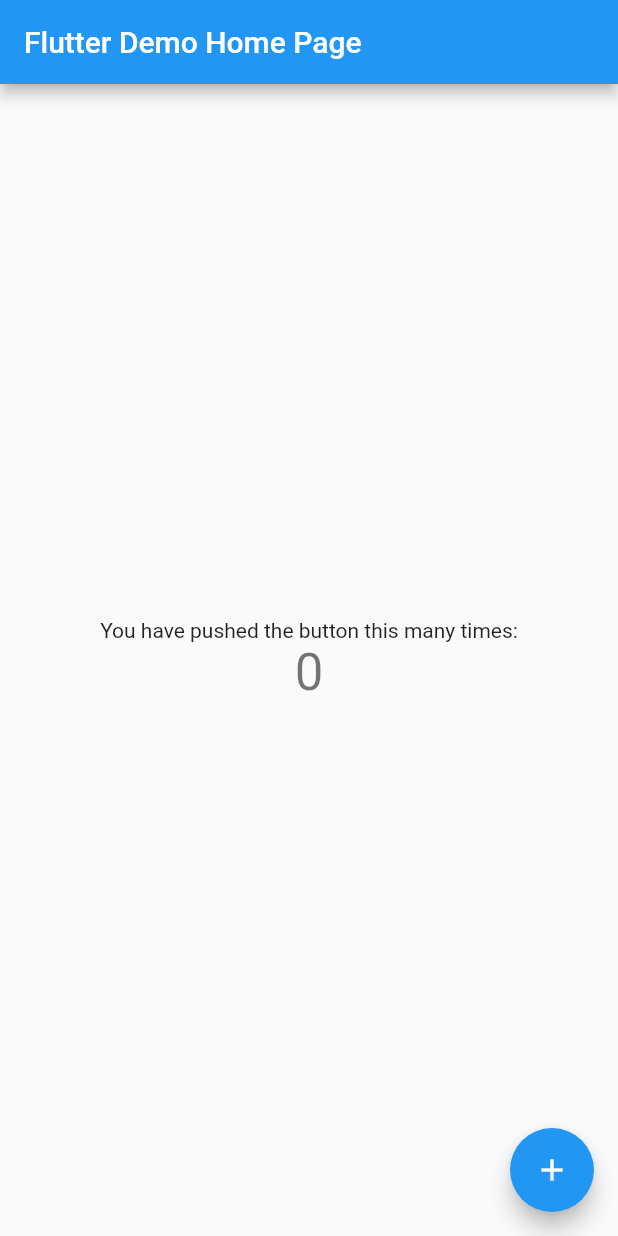
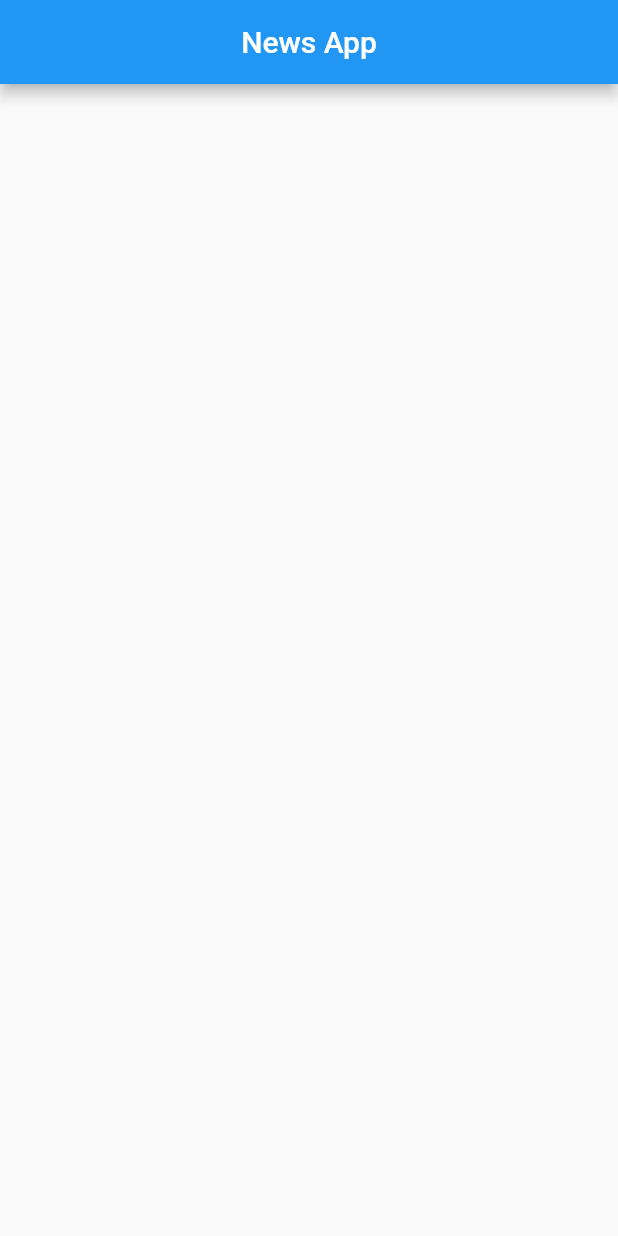
Before and after one commit to Ahmed525-12/newsapp, a Flutter app: the screen it shows after launch, on a phone screen of 412 x 824 dp. Run offline on Flutter 3.47's test engine with Material 2 defaults, Android fonts, the phone set to English and light mode, and no system bars.

```diff
--- a/lib/main.dart
+++ b/lib/main.dart
@@ -1,4 +1,5 @@
 import 'package:flutter/material.dart';
+import 'package:newsapp/screen/home/home_screen.dart';
 
 void main() {
   runApp(const MyApp());
@@ -10,106 +11,18 @@ class MyApp extends StatelessWidget {
   // This widget is the root of your application.
   @override
   Widget build(BuildContext context) {
+
     return MaterialApp(
-      title: 'Flutter Demo',
+      debugShowCheckedModeBanner: false,
+      title: 'News app',
       theme: ThemeData(
-        // This is the theme of your application.
-        //
-        // Try running your application with "flutter run". You'll see the
-        // application has a blue toolbar. Then, without quitting the app, try
-        // changing the primarySwatch below to Colors.green and then invoke
-        // "hot reload" (press "r" in the console where you ran "flutter run",
-        // or simply save your changes to "hot reload" in a Flutter IDE).
-        // Notice that the counter didn't reset back to zero; the application
-        // is not restarted.
+
         primarySwatch: Colors.blue,
       ),
-      home: const MyHomePage(title: 'Flutter Demo Home Page'),
+      routes: {
+        Home_Screen.routename:(context) => Home_Screen()
+      },
+     initialRoute: Home_Screen.routename,
     );
   }
 }
-
-class MyHomePage extends StatefulWidget {
-  const MyHomePage({Key? key, required this.title}) : super(key: key);
-
-  // This widget is the home page of your application. It is stateful, meaning
-  // that it has a State object (defined below) that contains fields that affect
-  // how it looks.
-
-  // This class is the configuration for the state. It holds the values (in this
-  // case the title) provided by the parent (in this case the App widget) and
-  // used by the build method of the State. Fields in a Widget subclass are
-  // always marked "final".
-
-  final String title;
-
-  @override
-  State<MyHomePage> createState() => _MyHomePageState();
-}
-
-class _MyHomePageState extends State<MyHomePage> {
-  int _counter = 0;
-
-  void _incrementCounter() {
-    setState(() {
-      // This call to setState tells the Flutter framework that something has
-      // changed in this State, which causes it to rerun the build method below
-      // so that the display can reflect the updated values. If we changed
-      // _counter without calling setState(), then the build method would not be
-      // called again, and so nothing would appear to happen.
-      _counter++;
-    });
-  }
-
-  @override
-  Widget build(BuildContext context) {
-    // This method is rerun every time setState is called, for instance as done
-    // by the _incrementCounter method above.
-    //
-    // The Flutter framework has been optimized to make rerunning build methods
-    // fast, so that you can just rebuild anything that needs updating rather
-    // than having to individually change instances of widgets.
-    return Scaffold(
-      appBar: AppBar(
-        // Here we take the value from the MyHomePage object that was created by
-        // the App.build method, and use it to set our appbar title.
-        title: Text(widget.title),
-      ),
-      body: Center(
-        // Center is a layout widget. It takes a single child and positions it
-        // in the middle of the parent.
-        child: Column(
-          // Column is also a layout widget. It takes a list of children and
-          // arranges them vertically. By default, it sizes itself to fit its
-          // children horizontally, and tries to be as tall as its parent.
-          //
-          // Invoke "debug painting" (press "p" in the console, choose the
-          // "Toggle Debug Paint" action from the Flutter Inspector in Android
-          // Studio, or the "Toggle Debug Paint" command in Visual Studio Code)
-          // to see the wireframe for each widget.
-          //
-          // Column has various properties to control how it sizes itself and
-          // how it positions its children. Here we use mainAxisAlignment to
-          // center the children vertically; the main axis here is the vertical
-          // axis because Columns are vertical (the cross axis would be
-          // horizontal).
-          mainAxisAlignment: MainAxisAlignment.center,
-          children: <Widget>[
-            const Text(
-              'You have pushed the button this many times:',
-            ),
-            Text(
-              '$_counter',
-              style: Theme.of(context).textTheme.headline4,
-            ),
-          ],
-        ),
-      ),
-      floatingActionButton: FloatingActionButton(
-        onPressed: _incrementCounter,
-        tooltip: 'Increment',
-        child: const Icon(Icons.add),
-      ), // This trailing comma makes auto-formatting nicer for build methods.
-    );
-  }
-}
--- /dev/null
+++ b/lib/screen/home/home_screen.dart
@@ -0,0 +1,17 @@
+import 'package:flutter/material.dart';
+
+class Home_Screen extends StatelessWidget {
+  static const String routename = "home screen";
+  Home_Screen({Key? key}) : super(key: key);
+
+  @override
+  Widget build(BuildContext context) {
+    return Scaffold(
+      appBar: AppBar(
+        title: Text("News App"),
+        centerTitle: true,
+      ),
+      body: Column(children: []),
+    );
+  }
+}
--- a/pubspec.yaml
+++ b/pubspec.yaml
@@ -34,6 +34,7 @@ dependencies:
   # The following adds the Cupertino Icons font to your application.
   # Use with the CupertinoIcons class for iOS style icons.
   cupertino_icons: ^1.0.2
+  http: ^0.13.4
 
 dev_dependencies:
   flutter_test:
```
Also changed, not shown: lib/api/api_manager.dart (added, +23 -0 lines), lib/model/sources.dart (added, +73 -0 lines), pubspec.lock, 1 other file.
